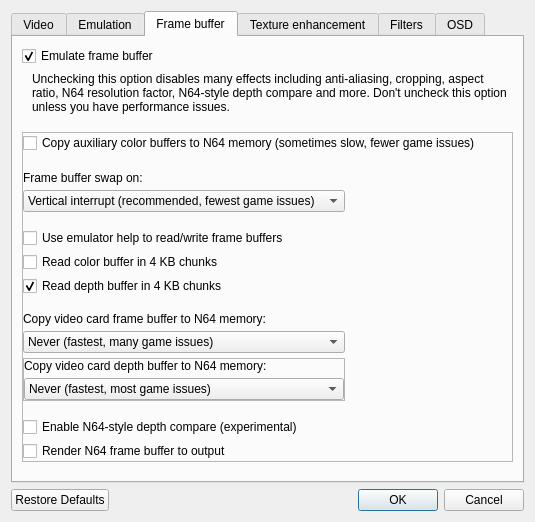
Old version of the form src/GLideNUI/configDialog.ui in the repository gonetz/GLideN64.
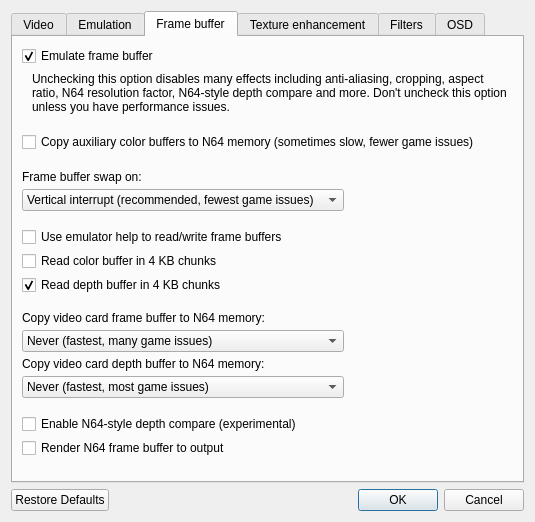
New version of the form. The open tabs and pages were chosen to show the change. Icons and pictures are not drawn.

Commit message: QFrame styling removed

The edit to the form file:
```diff
--- a/src/GLideNUI/configDialog.ui
+++ b/src/GLideNUI/configDialog.ui
@@ -1669,10 +1669,10 @@
             <item>
              <widget class="QFrame" name="frameBufferOptionsFrame">
               <property name="frameShape">
-               <enum>QFrame::StyledPanel</enum>
+               <enum>QFrame::NoFrame</enum>
               </property>
               <property name="frameShadow">
-               <enum>QFrame::Raised</enum>
+               <enum>QFrame::Plain</enum>
               </property>
               <layout class="QVBoxLayout" name="verticalLayout_61">
                <property name="spacing">
@@ -1875,10 +1875,10 @@
                         <string>&lt;html&gt;&lt;head/&gt;&lt;body&gt;&lt;p&gt;The depth buffer is used to emulate some effects (e.g. coronas):&lt;/p&gt;&lt;p&gt;&lt;span style=&quot; font-weight:600;&quot;&gt;Never&lt;/span&gt;: Depth buffer is disabled.&lt;/p&gt;&lt;p&gt;&lt;span style=&quot; font-weight:600;&quot;&gt;From VRAM&lt;/span&gt;: Your video card's depth buffer is copied to N64 memory each frame, which can be slow on some games.&lt;/p&gt;&lt;p&gt;&lt;span style=&quot; font-weight:600;&quot;&gt;In software&lt;/span&gt;: Generally faster than copying from VRAM, but the result can be imperfect.&lt;/p&gt;&lt;p&gt;[Recommended:&lt;span style=&quot; font-style:italic;&quot;&gt; In software&lt;/span&gt;]&lt;/p&gt;&lt;/body&gt;&lt;/html&gt;</string>
                        </property>
                        <property name="frameShape">
-                        <enum>QFrame::StyledPanel</enum>
+                        <enum>QFrame::NoFrame</enum>
                        </property>
                        <property name="frameShadow">
-                        <enum>QFrame::Raised</enum>
+                        <enum>QFrame::Plain</enum>
                        </property>
                        <layout class="QVBoxLayout" name="verticalLayout_58">
                         <property name="spacing">
```
Left out of the diff: 6 changed lines with no effect on the pictures.
